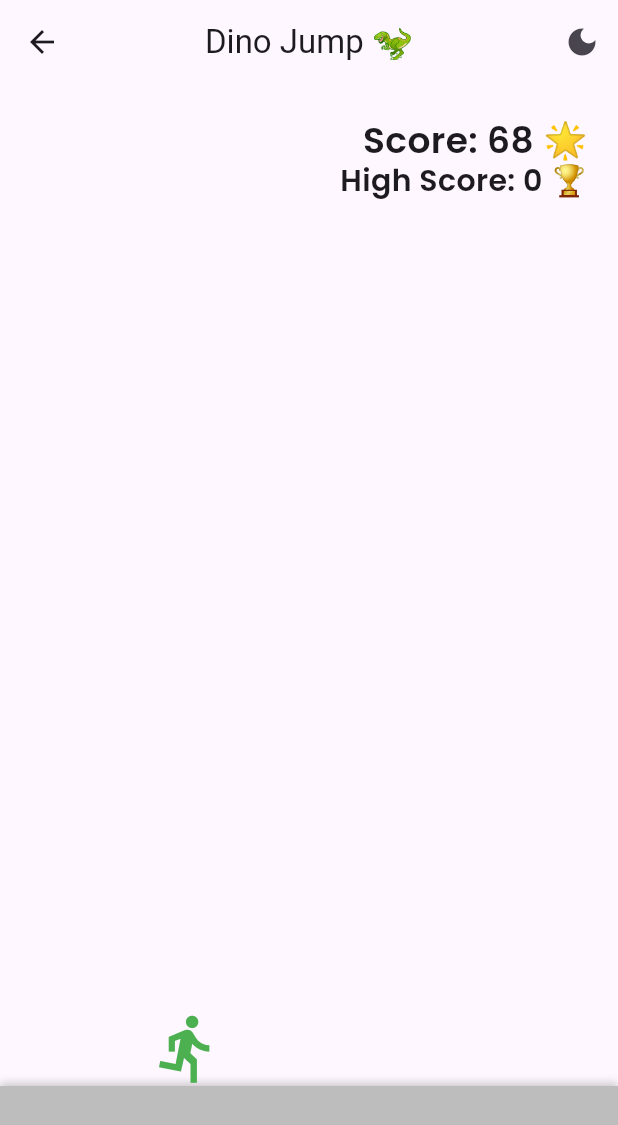
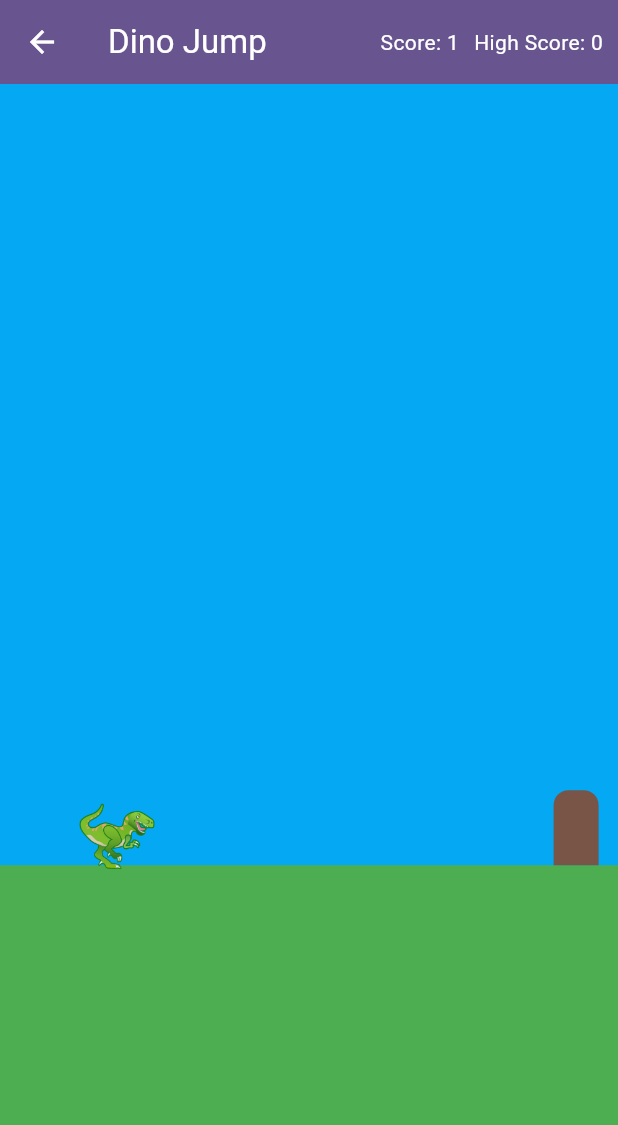
Before and after one commit to Anikshakya/Mini-Games, a Flutter app: the screen it shows after launch, after a tap on the "light mode" icon, after a tap on "Dino Jump 🦖", on a phone screen of 412 x 824 dp. Shown: the top 1125 px of the screen. Run offline on Flutter 3.47's test engine with Material 3 defaults, Android fonts, the light colour scheme and no system bars; our stand-ins replace confetti, get, get_storage, google_fonts, shared_preferences.

Commit message:
Fixed - Dino Game

```diff
--- a/lib/juju_games.dart
+++ b/lib/juju_games.dart
@@ -1,5 +1,6 @@
 import 'package:flutter/material.dart';
 import 'package:get/get.dart';
+import 'package:juju_games/src/app_config/app_theme/app_theme.dart';
 import 'package:juju_games/src/app_config/app_theme/theme_controller.dart';
 import 'package:juju_games/src/view/home_page.dart';
 
@@ -15,16 +16,8 @@ class JujuGames extends StatelessWidget {
         title: 'Juju Games',
         debugShowCheckedModeBanner: false,
         themeMode: themeController.isDarkMode.value ? ThemeMode.dark : ThemeMode.light,
-        theme: ThemeData(
-          useMaterial3: true,
-          colorSchemeSeed: themeController.seedColor.value,
-          brightness: Brightness.light,
-        ),
-        darkTheme: ThemeData(
-          useMaterial3: true,
-          colorSchemeSeed: themeController.seedColor.value,
-          brightness: Brightness.dark,
-        ),
+        theme: AppTheme.lightTheme(),
+        darkTheme: AppTheme.darkTheme(),
         home: const HomePage(),
       );
     });
--- a/lib/src/app_config/app_theme/app_theme.dart
+++ b/lib/src/app_config/app_theme/app_theme.dart
@@ -7,7 +7,7 @@ class AppTheme {
 
   // Light Theme
   static ThemeData lightTheme({
-    Color seedColor = Colors.green,
+    Color seedColor = Colors.deepPurple,
     double borderRadius = defaultRadius,
     double paddingValue = defaultPadding,
   }) {
@@ -18,6 +18,7 @@ class AppTheme {
       colorScheme: colorScheme,
       brightness: Brightness.light,
       scaffoldBackgroundColor: colorScheme.surface,
+      shadowColor: Colors.black.withOpacity(0.3), // 👈 Added for light theme
       appBarTheme: AppBarTheme(
         backgroundColor: colorScheme.primary,
         foregroundColor: colorScheme.onPrimary,
@@ -58,7 +59,7 @@ class AppTheme {
       ),
       bottomNavigationBarTheme: BottomNavigationBarThemeData(
         selectedItemColor: colorScheme.primary,
-        unselectedItemColor: colorScheme.onSurface.withValues(alpha: 0.6),
+        unselectedItemColor: colorScheme.onSurface.withOpacity(0.6),
         backgroundColor: colorScheme.surface,
       ),
     );
@@ -66,7 +67,7 @@ class AppTheme {
 
   // Dark Theme
   static ThemeData darkTheme({
-    Color seedColor = Colors.green,
+    Color seedColor = Colors.deepPurple,
     double borderRadius = defaultRadius,
     double paddingValue = defaultPadding,
   }) {
@@ -77,6 +78,7 @@ class AppTheme {
       colorScheme: colorScheme,
       brightness: Brightness.dark,
       scaffoldBackgroundColor: colorScheme.surface,
+      shadowColor: Colors.white.withOpacity(0.5), // 👈 Added for dark theme
       appBarTheme: AppBarTheme(
         backgroundColor: colorScheme.surface,
         foregroundColor: colorScheme.onSurface,
@@ -117,7 +119,7 @@ class AppTheme {
       ),
       bottomNavigationBarTheme: BottomNavigationBarThemeData(
         selectedItemColor: colorScheme.primary,
-        unselectedItemColor: colorScheme.onSurface.withValues(alpha: 0.6),
+        unselectedItemColor: colorScheme.onSurface.withOpacity(0.6),
         backgroundColor: colorScheme.surface,
       ),
     );
--- a/lib/src/view/games/dino_jump.dart
+++ b/lib/src/view/games/dino_jump.dart
@@ -1,298 +1,297 @@
+import 'dart:math';
+import 'package:flutter/material.dart';
+import 'package:juju_games/src/app_utils/read_write.dart';
 
-import 'dart:async';
-import 'dart:math';
-
-import 'package:flutter/material.dart';
-import 'package:get/get.dart';
-import 'package:google_fonts/google_fonts.dart';
-import 'package:juju_games/src/app_config/app_theme/theme_controller.dart';
-import 'package:shared_preferences/shared_preferences.dart';
-
-class DinoJumpScreen extends StatefulWidget {
-  const DinoJumpScreen({super.key});
+class DinoGame extends StatefulWidget {
+  const DinoGame({Key? key}) : super(key: key);
 
   @override
-  _DinoJumpScreenState createState() => _DinoJumpScreenState();
+  State<DinoGame> createState() => _DinoGameState();
 }
 
-class _DinoJumpScreenState extends State<DinoJumpScreen> with SingleTickerProviderStateMixin {
-  static const double dinoWidth = 50;
-  static const double dinoHeight = 80;
-  static const double obstacleWidth = 30;
-  static const double obstacleHeight = 50;
+class _DinoGameState extends State<DinoGame> with SingleTickerProviderStateMixin {
+  double dinoY = 0;
+  double dinoVelocity = 0;
+  double initialGameSpeed = 5;
+  double gameSpeed = 5;
+  double obstacleX = 300;
+  double cloudX = 300;
+  double score = 0;
+  double highScore = 0;
+  bool isJumping = false;
+  bool isGameOver = false;
+  double dayNightCycle = 0;
+  double obstacleWidth = 30;
+  double obstacleHeight = 50;
+  final Random random = Random();
 
-  double dinoY = 0.0; // Relative to ground
-  double dinoVelocity = 0;
-  double gravity = 0.001;
-  List<double> obstacles = [];
-  Timer? gameLoop;
-  Timer? obstacleTimer;
-  int score = 0;
-  int highScore = 0;
-  bool isJumping = false;
-  bool gameOver = false;
-  Random random = Random();
-  late AnimationController controller;
-  late Animation<double> animation;
+  late double screenWidth;
+  late double screenHeight;
+  late double groundHeight;
+
+  final double dinoWidth = 50;
+  final double dinoHeight = 50;
+
+  double cloudTop = 100;
+  double cloudSize = 50;
+
+  late AnimationController _controller;
 
   @override
   void initState() {
     super.initState();
+    _controller = AnimationController(
+      vsync: this,
+      duration: const Duration(milliseconds: 16),
+    )..addListener(_update);
+
+    WidgetsBinding.instance.addPostFrameCallback((_) {
       _loadHighScore();
-    controller = AnimationController(
-      duration: const Duration(milliseconds: 500),
-      vsync: this,
-    );
-    animation = Tween<double>(begin: 0, end: 1).animate(controller)
-      ..addListener(() {
-        setState(() {});
-      });
-    startGame();
-  }
-
-  void _loadHighScore() async {
-    final prefs = await SharedPreferences.getInstance();
-    setState(() {
-      highScore = prefs.getInt('dino_high_score') ?? 0;
+      _startGame();
     });
   }
 
-  void _saveHighScore() async {
-    final prefs = await SharedPreferences.getInstance();
-    await prefs.setInt('dino_high_score', highScore);
-  }
-
-  void startGame() {
+  void _loadHighScore() {
+    final saved = read("high_score");
+    if (saved != "") {
       setState(() {
-      dinoY = 0.0;
-      dinoVelocity = 0;
-      obstacles = [];
-      score = 0;
-      gameOver = false;
-      isJumping = false;
-      gameLoop?.cancel();
-      obstacleTimer?.cancel();
-      gameLoop = Timer.periodic(const Duration(milliseconds: 16), (timer) {
-        if (!gameOver) {
-          updateGame();
-        }
-      });
-      obstacleTimer = Timer.periodic(const Duration(milliseconds: 1500), (timer) {
-        if (!gameOver) {
-          addObstacle();
-        }
-      });
-    });
-  }
-
-  void jump() {
-    if (!isJumping && !gameOver) {
-      setState(() {
-        isJumping = true;
-        dinoVelocity = -0.025;
-        controller.reset();
-        controller.forward();
+        highScore = double.tryParse(saved.toString()) ?? 0;
       });
     }
   }
 
-  void updateGame() {
+  void _saveHighScore() {
+    write("high_score", highScore.toStringAsFixed(1));
+  }
+
+  void _startGame() {
+    _controller.stop();
     setState(() {
-      dinoVelocity += gravity;
+      dinoY = 0;
+      dinoVelocity = 0;
+      gameSpeed = initialGameSpeed;
+      obstacleX = screenWidth + random.nextDouble() * 200;
+      cloudX = screenWidth + random.nextDouble() * 300;
+      cloudTop = 100 + random.nextDouble() * 100;
+      cloudSize = 40 + random.nextDouble() * 30;
+      score = 0;
+      dayNightCycle = 0;
+      isJumping = false;
+      isGameOver = false;
+    });
+    _controller.reset();
+    _controller.repeat();
+  }
+
+  void _jump() {
+    if (!isJumping && !isGameOver) {
+      setState(() {
+        dinoVelocity = -18;
+        isJumping = true;
+      });
+    } else if (isGameOver) {
+      _startGame();
+    }
+  }
+
+  void _update() {
+    if (isGameOver) {
+      _controller.stop();
+      return;
+    }
+
+    setState(() {
       dinoY += dinoVelocity;
+      dinoVelocity += 0.8;
+
       if (dinoY > 0) {
         dinoY = 0;
         dinoVelocity = 0;
         isJumping = false;
       }
-      obstacles = obstacles.map((obstacle) => obstacle - 0.01).toList();
-      obstacles.removeWhere((obstacle) => obstacle < -0.1);
-      score++;
-      for (var obstacle in obstacles) {
-        final dinoRect = Rect.fromLTWH(
-          100,
-          MediaQuery.of(context).size.height - 100 - dinoHeight + dinoY * 200,
-          dinoWidth,
-          dinoHeight,
-        );
-        final obstacleRect = Rect.fromLTWH(
-          obstacle * MediaQuery.of(context).size.width,
-          MediaQuery.of(context).size.height - 100,
-          obstacleWidth,
-          obstacleHeight,
-        );
-        if (dinoRect.overlaps(obstacleRect)) {
-          gameOver = true;
-          if (score > highScore) {
-            highScore = score;
+
+      obstacleX -= gameSpeed;
+      if (obstacleX < -obstacleWidth) {
+        obstacleX = screenWidth + random.nextDouble() * 200;
+        obstacleHeight = 30 + random.nextDouble() * 40;
+      }
+
+      cloudX -= gameSpeed * 0.5;
+      if (cloudX < -cloudSize) {
+        cloudX = screenWidth + random.nextDouble() * 500;
+        cloudTop = 100 + random.nextDouble() * 100;
+        cloudSize = 40 + random.nextDouble() * 30;
+      }
+
+      bool obstacleInRange = obstacleX < dinoWidth + 50 && obstacleX + obstacleWidth > 50;
+      bool dinoOnGround = dinoY >= -10;
+      if (obstacleInRange && dinoOnGround) {
+        isGameOver = true;
+        highScore = max(highScore, score);
         _saveHighScore();
+        _controller.stop();
       }
-          break;
-        }
-      }
+
+      score += 0.1;
+      gameSpeed = initialGameSpeed + (score / 500);
+      dayNightCycle = (dayNightCycle + 0.0005) % 1;
     });
   }
 
-  void addObstacle() {
-    setState(() {
-      obstacles.add(1.0);
-    });
+  Color _getSkyColor() {
+    if (dayNightCycle < 0.5) {
+      return Color.lerp(Colors.lightBlue, Colors.indigo, dayNightCycle * 2)!;
+    } else {
+      return Color.lerp(Colors.indigo, Colors.lightBlue, (dayNightCycle - 0.5) * 2)!;
+    }
+  }
+
+  Color _getGroundColor() {
+    if (dayNightCycle < 0.5) {
+      return Color.lerp(Colors.green, Colors.green[800]!, dayNightCycle * 2)!;
+    } else {
+      return Color.lerp(Colors.green[800]!, Colors.green, (dayNightCycle - 0.5) * 2)!;
+    }
+  }
+
+  Widget _buildGameOverDialog() {
+    return Dialog(
+      backgroundColor: Colors.grey[900],
+      shape: RoundedRectangleBorder(
+        borderRadius: BorderRadius.circular(20),
+      ),
+      child: Container(
+        padding: const EdgeInsets.all(30),
+        child: Column(
+          mainAxisSize: MainAxisSize.min,
+          children: [
+            const Icon(Icons.close, size: 60, color: Colors.red),
+            const SizedBox(height: 24),
+            const Text('Game Over',
+                style: TextStyle(fontSize: 28, fontWeight: FontWeight.bold, color: Colors.white)),
+            const SizedBox(height: 16),
+            Text('Your Score: ${score.toInt()}',
+                style: const TextStyle(fontSize: 20, color: Colors.white70)),
+            const SizedBox(height: 24),
+            ElevatedButton(
+              onPressed: () {
+                Navigator.of(context).pop();
+                _startGame();
+              },
+              style: ElevatedButton.styleFrom(
+                padding: const EdgeInsets.symmetric(horizontal: 30, vertical: 12),
+                shape: RoundedRectangleBorder(borderRadius: BorderRadius.circular(30)),
+              ),
+              child: const Text('Restart', style: TextStyle(fontSize: 20)),
+            ),
+          ],
+        ),
+      ),
+    );
   }
 
   @override
   void dispose() {
-    gameLoop?.cancel();
-    obstacleTimer?.cancel();
-    controller.dispose();
+    _controller.dispose();
     super.dispose();
   }
 
   @override
   Widget build(BuildContext context) {
-    final ThemeController themeController = Get.find();
+    final mediaQuery = MediaQuery.of(context);
+    screenWidth = mediaQuery.size.width;
+    screenHeight = mediaQuery.size.height;
+    groundHeight = screenHeight * 0.7;
+
+    if (isGameOver) {
+      WidgetsBinding.instance.addPostFrameCallback((_) {
+        showDialog(
+          context: context,
+          barrierDismissible: false,
+          builder: (_) => _buildGameOverDialog(),
+        );
+      });
+    }
+
     return Scaffold(
+      backgroundColor: _getSkyColor(),
       appBar: AppBar(
-        title: const Text('Dino Jump 🦖'),
-        centerTitle: true,
+        title: Text("Dino Jump"),
+        centerTitle: false,
         actions: [
-          Obx(() => IconButton(
-                icon: Icon(themeController.isDarkMode.value ? Icons.light_mode : Icons.dark_mode),
-                onPressed: themeController.toggleTheme,
-                tooltip: 'Toggle Theme',
-              )),
+          Row(
+            children: [
+              Text(
+                'Score: ${score.toInt()}',
+                style: TextStyle(
+                ),
+              ),
+              SizedBox(width: 10,),
+              Text(
+                'High Score: ${highScore.toInt()}',
+                style: TextStyle(
+                ),
+              ),
+              SizedBox(width: 10,),
+            ],
+          )
         ],
       ),
-      body: Container(
-        decoration: BoxDecoration(
-          gradient: LinearGradient(
-            begin: Alignment.topCenter,
-            end: Alignment.bottomCenter,
-            colors: [
-              Theme.of(context).colorScheme.background,
-              Theme.of(context).colorScheme.background.withOpacity(0.8),
-            ],
-          ),
-        ),
-        child: GestureDetector(
-          onTap: jump,
+      body: GestureDetector(
+        behavior: HitTestBehavior.opaque,
+        onTap: _jump,
         child: Stack(
           children: [
             Positioned(
               bottom: 0,
-                left: 0,
-                right: 0,
               child: Container(
-                  height: 100,
+                width: screenWidth,
+                height: screenHeight - groundHeight,
+                color: _getGroundColor(),
+              ),
+            ),
+            Positioned(
+              left: cloudX,
+              top: cloudTop,
+              child: Container(
+                width: cloudSize,
+                height: cloudSize,
                 decoration: BoxDecoration(
-                    color: Theme.of(context).brightness == Brightness.light
-                        ? Colors.grey[400]
-                        : Colors.grey[700],
-                    boxShadow: [
-                      BoxShadow(
-                        color: Colors.black.withOpacity(0.2),
-                        blurRadius: 4,
-                        offset: const Offset(0, -2),
-                      ),
-                    ],
+                  color: Color.lerp(Colors.white, Colors.grey[800]!, dayNightCycle),
+                  shape: BoxShape.circle,
                 ),
               ),
             ),
             Positioned(
-                left: 100,
-                bottom: 100 + dinoY * 200,
+              left: 50,
+              bottom: screenHeight - groundHeight - 10,
+              child: Transform.translate(
+                offset: Offset(0, dinoY),
                 child: Transform(
                   alignment: Alignment.center,
-                  transform: Matrix4.identity()
-                    ..rotateZ(isJumping ? animation.value * 0.2 - 0.1 : 0),
-                  child: const Icon(Icons.directions_run, size: 50, color: Colors.green),
+                  transform: Matrix4.identity()..scale(-1.0, 1.0),
+                  child: const Text('🦖', style: TextStyle(fontSize: 45)),
                 ),
               ),
-              for (var obstacle in obstacles)
+            ),
             Positioned(
-                  left: obstacle * MediaQuery.of(context).size.width,
-                  bottom: 100,
+              left: obstacleX,
+              bottom: screenHeight - groundHeight,
               child: Container(
                 width: obstacleWidth,
                 height: obstacleHeight,
                 decoration: BoxDecoration(
-                      color: Colors.red,
-                      borderRadius: BorderRadius.circular(8),
-                      boxShadow: [
-                        BoxShadow(
-                          color: Colors.black.withOpacity(0.2),
-                          blurRadius: 4,
-                          offset: const Offset(2, 2),
+                  color: Color.lerp(Colors.brown, Colors.brown[900]!, dayNightCycle),
+                  borderRadius: const BorderRadius.only(
+                    topLeft: Radius.circular(10),
+                    topRight: Radius.circular(10),
                   ),
-                      ],
-                    ),
-                  ),
-                ),
-              Positioned(
-                top: 20,
-                right: 20,
-                child: Text(
-                  'Score: $score 🌟',
-                  style: GoogleFonts.poppins(
-                      fontSize: 24,
-                      fontWeight: FontWeight.w600,
-                      color: Theme.of(context).textTheme.bodyLarge!.color),
-                ),
-              ),
-              Positioned(
-                top: 50,
-                right: 20,
-                child: Text(
-                  'High Score: $highScore 🏆',
-                  style: GoogleFonts.poppins(
-                      fontSize: 20,
-                      fontWeight: FontWeight.w600,
-                      color: Theme.of(context).textTheme.bodyLarge!.color),
-                ),
-              ),
-              if (gameOver)
-                Center(
-                  child: Container(
-                    padding: const EdgeInsets.all(20),
-                    decoration: BoxDecoration(
-                      color: Theme.of(context).cardColor.withOpacity(0.9),
-                      borderRadius: BorderRadius.circular(16),
-                      boxShadow: [
-                        BoxShadow(
-                          color: Colors.black.withOpacity(0.3),
-                          blurRadius: 10,
-                          offset: const Offset(0, 4),
-                        ),
-                      ],
-                    ),
-                    child: Column(
-                      mainAxisSize: MainAxisSize.min,
-                      children: [
-                        Text(
-                          'Game Over 😢',
-                          style: GoogleFonts.poppins(
-                              fontSize: 40, color: Colors.red, fontWeight: FontWeight.bold),
-                        ),
-                        Text(
-                          'Score: $score 🌟',
-                          style: GoogleFonts.poppins(
-                              fontSize: 30,
-                              fontWeight: FontWeight.w600,
-                              color: Theme.of(context).textTheme.bodyLarge!.color),
-                        ),
-                        const SizedBox(height: 10),
-                        ElevatedButton.icon(
-                          icon: const Icon(Icons.refresh),
-                          label: const Text('Play Again'),
-                          onPressed: startGame,
-                        ),
-                      ],
                 ),
               ),
             ),
           ],
         ),
       ),
-      ),
     );
   }
 }
```
Also changed, not shown: lib/src/view/game_list.dart (+7 -7 lines), lib/src/view/games/memory.dart (+27 -9 lines), lib/src/view/games/tic_tac_toe.dart (+42 -9 lines). Lines whose indentation alone changed are shown as unchanged.
